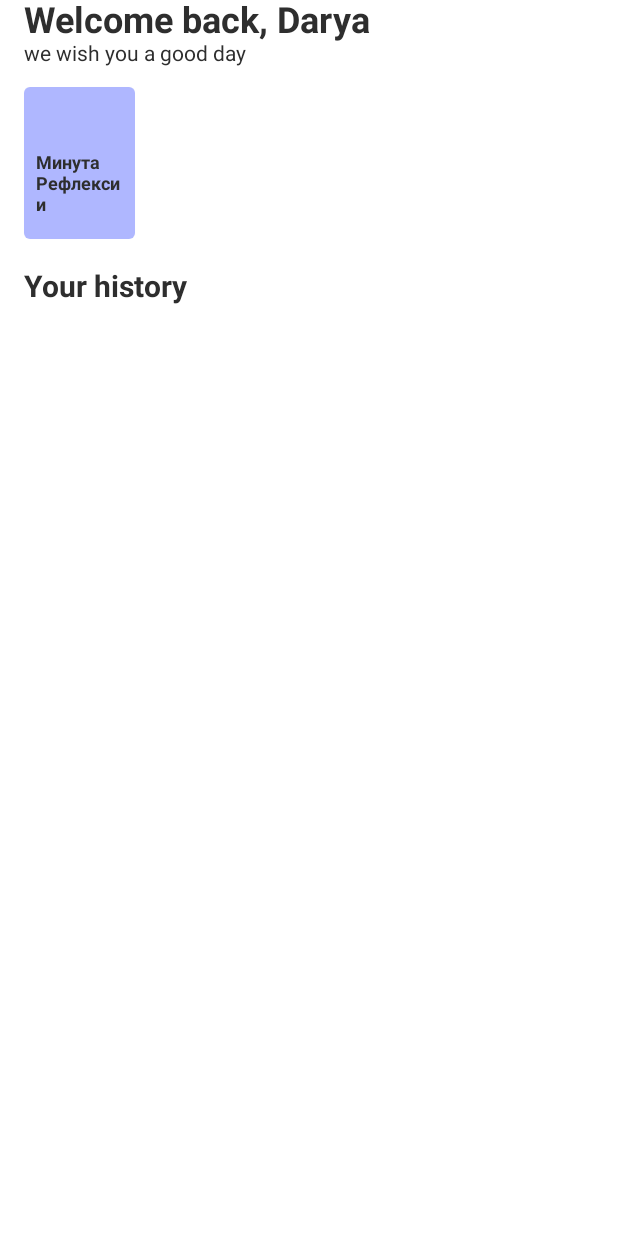
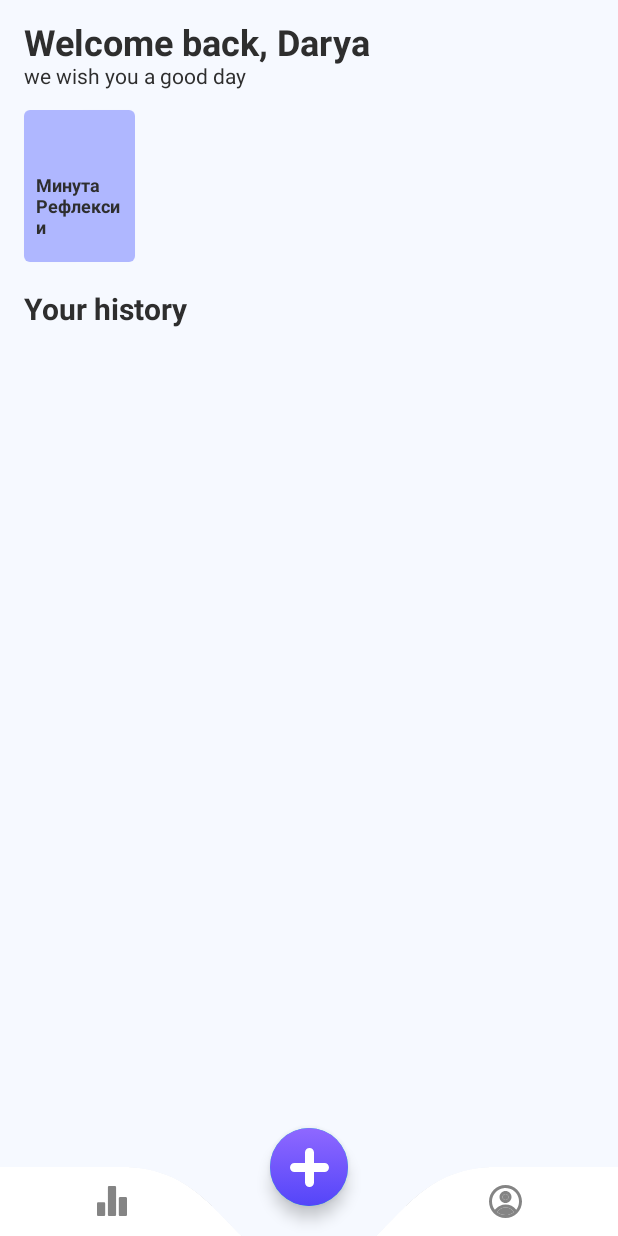
Before and after one commit to theuniking/TrueEmotions, an Android app built with Jetpack Compose: the @Preview function HomeContentPreview, on a phone screen of 412 x 824 dp. Run offline under Robolectric (Android 15) with nearby library versions, the phone set to English and light mode, and no system bars.

Commit message:
BottomNavigationImplemented

```diff
--- a/features/home/src/main/kotlin/com/verome/emotions/home/presentation/home/HomeContent.kt
+++ b/features/home/src/main/kotlin/com/verome/emotions/home/presentation/home/HomeContent.kt
@@ -1,7 +1,7 @@
 package com.verome.emotions.home.presentation.home
 
-import androidx.compose.foundation.clickable
 import androidx.compose.foundation.layout.Column
+import androidx.compose.foundation.layout.Row
 import androidx.compose.foundation.layout.Spacer
 import androidx.compose.foundation.layout.height
 import androidx.compose.foundation.layout.padding
@@ -9,31 +9,96 @@ import androidx.compose.foundation.layout.width
 import androidx.compose.foundation.lazy.LazyColumn
 import androidx.compose.foundation.lazy.LazyRow
 import androidx.compose.foundation.lazy.items
+import androidx.compose.material.BottomAppBar
+import androidx.compose.material.BottomNavigationItem
+import androidx.compose.material.FabPosition
+import androidx.compose.material.Icon
 import androidx.compose.material.MaterialTheme
+import androidx.compose.material.Scaffold
 import androidx.compose.material.Text
 import androidx.compose.runtime.Composable
 import androidx.compose.ui.Modifier
+import androidx.compose.ui.draw.clip
+import androidx.compose.ui.graphics.vector.ImageVector
+import androidx.compose.ui.res.vectorResource
 import androidx.compose.ui.tooling.preview.Preview
 import androidx.compose.ui.unit.dp
+import com.verome.core.ui.extension.defaultShadow
 import com.verome.core.ui.theme.AppTheme
 import com.verome.core.ui.theme.additionalColors
 import com.verome.core.ui.theme.bold
+import com.verome.core.ui.widgets.button.action.floating.DefaultFloatingActionButton
 import com.verome.core.ui.widgets.cards.ActionCard
 import com.verome.core.ui.widgets.cards.EmotionCard
+import com.verome.emotions.home.presentation.home.navigation.bottom.BottomNavShape
+import com.verome.home.R
 
 @Composable
 internal fun HomeContent(
     uiState: HomeUiState,
     controller: HomeController,
 ) {
-    LazyColumn {
+    Scaffold(
+        backgroundColor = MaterialTheme.additionalColors.background,
+        bottomBar = {
+            BottomAppBar(
+                modifier = Modifier
+                    .clip(BottomNavShape())
+                    .defaultShadow(BottomNavShape())
+                    .height(46.dp),
+                backgroundColor = MaterialTheme.additionalColors.coreWhite,
+                contentColor = MaterialTheme.additionalColors.primaryIcon,
+            ) {
+                // todo: fix
+                BottomNavigationItem(
+                    selected = false,
+                    onClick = controller::onTrackerClick,
+                    icon = {
+                        Row {
+                            Spacer(modifier = Modifier.weight(1f))
+                            Icon(
+                                imageVector = ImageVector.vectorResource(id = R.drawable.ic_tracker),
+                                contentDescription = null,
+                                tint = MaterialTheme.additionalColors.primaryIcon,
+                            )
+                            Spacer(modifier = Modifier.weight(2f))
+                        }
+                    },
+                )
+                BottomNavigationItem(
+                    selected = false,
+                    onClick = controller::onProfileClick,
+                    icon = {
+                        Row {
+                            Spacer(modifier = Modifier.weight(2f))
+                            Icon(
+                                imageVector = ImageVector.vectorResource(id = R.drawable.ic_profile),
+                                contentDescription = null,
+                                tint = MaterialTheme.additionalColors.primaryIcon,
+                            )
+                            Spacer(modifier = Modifier.weight(1f))
+                        }
+                    },
+                )
+            }
+        },
+        floatingActionButtonPosition = FabPosition.Center,
+        isFloatingActionButtonDocked = true,
+        floatingActionButton = {
+            DefaultFloatingActionButton(
+                onClick = controller::onNewEmotionClick,
+            )
+        },
+    ) { paddingValues ->
+        LazyColumn(
+            contentPadding = paddingValues,
+        ) {
             item {
                 Column(
                     modifier = Modifier
-                    .padding(horizontal = 16.dp)
-                    // todo: remove
-                    .clickable { controller.onNewEmotionClick() },
+                        .padding(horizontal = 16.dp),
                 ) {
+                    Spacer(modifier = Modifier.height(15.dp))
                     Text(
                         text = "Welcome back, Darya",
                         style = MaterialTheme.typography.h2.bold(),
@@ -75,6 +140,7 @@ internal fun HomeContent(
             }
         }
     }
+}
 
 @Preview(showSystemUi = true)
 @Composable
@@ -85,6 +151,7 @@ internal fun HomeContentPreview() {
             override fun initEmotionHistory() = Unit
             override fun onProfileClick() = Unit
             override fun onNewEmotionClick() = Unit
+            override fun onTrackerClick() = Unit
         }
         HomeContent(uiState = HomeUiState(), controller = FakeHomeController())
     }
--- a/features/home/src/main/kotlin/com/verome/emotions/home/presentation/home/HomeController.kt
+++ b/features/home/src/main/kotlin/com/verome/emotions/home/presentation/home/HomeController.kt
@@ -8,4 +8,5 @@ internal interface HomeController {
     fun initEmotionHistory()
     fun onProfileClick()
     fun onNewEmotionClick()
+    fun onTrackerClick()
 }
--- a/features/home/src/main/kotlin/com/verome/emotions/home/presentation/home/HomeViewModel.kt
+++ b/features/home/src/main/kotlin/com/verome/emotions/home/presentation/home/HomeViewModel.kt
@@ -63,4 +63,12 @@ class HomeViewModel @Inject constructor(
             ),
         )
     }
+
+    override fun onTrackerClick() {
+        sendEvent(
+            OpenBottomSheetEvent(
+                Screen.BottomSheetScreen.Profile,
+            ),
+        )
+    }
 }
--- /dev/null
+++ b/features/home/src/main/kotlin/com/verome/emotions/home/presentation/home/navigation/bottom/BottomNavShape.kt
@@ -0,0 +1,104 @@
+package com.verome.emotions.home.presentation.home.navigation.bottom
+
+import android.graphics.PointF
+import androidx.compose.ui.geometry.Size
+import androidx.compose.ui.graphics.Outline
+import androidx.compose.ui.graphics.Path
+import androidx.compose.ui.graphics.Shape
+import androidx.compose.ui.unit.Density
+import androidx.compose.ui.unit.LayoutDirection
+
+private const val CURVE_CIRCLE_RADIUS = 80f
+
+// the coordinates of the first curve
+private val mFirstCurveStartPoint = PointF()
+private val mFirstCurveControlPoint1 = PointF()
+private val mFirstCurveControlPoint2 = PointF()
+private val mFirstCurveEndPoint = PointF()
+
+private val mSecondCurveControlPoint1 = PointF()
+private val mSecondCurveControlPoint2 = PointF()
+private var mSecondCurveStartPoint = PointF()
+private var mSecondCurveEndPoint = PointF()
+
+class BottomNavShape : Shape {
+
+    override fun createOutline(
+        size: Size,
+        layoutDirection: LayoutDirection,
+        density: Density,
+    ): Outline {
+        return Outline.Generic(
+            path = Path().apply {
+                // get width and height of navigation bar
+                // Navigation bar bounds (width & height)
+                // the coordinates (x,y) of the start point before curve
+                mFirstCurveStartPoint.set(
+                    (size.width / 2) - (CURVE_CIRCLE_RADIUS * 2) - (CURVE_CIRCLE_RADIUS / 3),
+                    0f,
+                )
+                // the coordinates (x,y) of the end point after curve
+                mFirstCurveEndPoint.set(
+                    size.width / 2,
+                    CURVE_CIRCLE_RADIUS + (CURVE_CIRCLE_RADIUS / 4),
+                )
+                // same thing for the second curve
+                mSecondCurveStartPoint = mFirstCurveEndPoint
+                mSecondCurveEndPoint.set(
+                    (size.width / 2) + (CURVE_CIRCLE_RADIUS * 2) + (CURVE_CIRCLE_RADIUS / 3),
+                    0f,
+                )
+
+                // the coordinates (x,y)  of the 1st control point on a cubic curve
+                mFirstCurveControlPoint1.set(
+                    mFirstCurveStartPoint.x + CURVE_CIRCLE_RADIUS + (CURVE_CIRCLE_RADIUS / 4),
+                    mFirstCurveStartPoint.y,
+                )
+                // the coordinates (x,y)  of the 2nd control point on a cubic curve
+                mFirstCurveControlPoint2.set(
+                    mFirstCurveEndPoint.x - (CURVE_CIRCLE_RADIUS * 2) + CURVE_CIRCLE_RADIUS,
+                    mFirstCurveEndPoint.y,
+                )
+
+                mSecondCurveControlPoint1.set(
+                    mSecondCurveStartPoint.x + (CURVE_CIRCLE_RADIUS * 2) - CURVE_CIRCLE_RADIUS,
+                    mSecondCurveStartPoint.y,
+                )
+                mSecondCurveControlPoint2.set(
+                    mSecondCurveEndPoint.x - (CURVE_CIRCLE_RADIUS + (CURVE_CIRCLE_RADIUS / 4)),
+                    mSecondCurveEndPoint.y,
+                )
+
+                reset()
+                moveTo(0f, 0f)
+                lineTo(
+                    mFirstCurveStartPoint.x,
+                    mFirstCurveStartPoint.y,
+                )
+
+                cubicTo(
+                    mFirstCurveControlPoint1.x,
+                    mFirstCurveControlPoint1.y,
+                    mFirstCurveControlPoint2.x,
+                    mFirstCurveControlPoint2.y,
+                    mFirstCurveEndPoint.x,
+                    mFirstCurveEndPoint.y,
+                )
+
+                cubicTo(
+                    mSecondCurveControlPoint1.x,
+                    mSecondCurveControlPoint1.y,
+                    mSecondCurveControlPoint2.x,
+                    mSecondCurveControlPoint2.y,
+                    mSecondCurveEndPoint.x,
+                    mSecondCurveEndPoint.y,
+                )
+
+                lineTo(size.width, 0f)
+                lineTo(size.width, size.height)
+                lineTo(0f, size.height)
+                close()
+            },
+        )
+    }
+}
--- a/features/home/src/main/kotlin/com/verome/emotions/home/presentation/profile/ProfileContent.kt
+++ b/features/home/src/main/kotlin/com/verome/emotions/home/presentation/profile/ProfileContent.kt
@@ -4,7 +4,7 @@ import androidx.compose.foundation.clickable
 import androidx.compose.foundation.layout.Column
 import androidx.compose.foundation.layout.Row
 import androidx.compose.foundation.layout.Spacer
-import androidx.compose.foundation.layout.fillMaxSize
+import androidx.compose.foundation.layout.fillMaxWidth
 import androidx.compose.foundation.layout.height
 import androidx.compose.foundation.layout.heightIn
 import androidx.compose.foundation.layout.padding
@@ -37,7 +37,9 @@ internal fun ProfileContent(
     controller: ProfileController,
 ) {
     Column(
-        modifier = Modifier.fillMaxSize(),
+        modifier = Modifier
+            .fillMaxWidth()
+            .heightIn(min = 550.dp, max = 550.dp),
     ) {
         BottomSheetToolbar(
             title = "Profile".toVmResStr(),
--- /dev/null
+++ b/features/home/src/main/kotlin/com/verome/emotions/home/presentation/tracker/TrackerController.kt
@@ -0,0 +1,9 @@
+package com.verome.emotions.home.presentation.tracker
+
+import androidx.compose.runtime.Stable
+
+@Stable
+internal interface TrackerController {
+    fun onDateRangeChanged()
+    fun onBackClick()
+}
--- /dev/null
+++ b/features/home/src/main/kotlin/com/verome/emotions/home/presentation/tracker/TrackerUiState.kt
@@ -0,0 +1,9 @@
+package com.verome.emotions.home.presentation.tracker
+
+import androidx.compose.runtime.Stable
+
+@Stable
+internal data class TrackerUiState(
+    val dateRange: Any? = null,
+    val dailyAverage: Int? = null,
+)
--- /dev/null
+++ b/lib/ui/src/main/kotlin/com/verome/core/ui/widgets/button/action/floating/DefaultFloatingActionButton.kt
@@ -0,0 +1,72 @@
+package com.verome.core.ui.widgets.button.action.floating
+
+import androidx.compose.foundation.background
+import androidx.compose.foundation.layout.Box
+import androidx.compose.foundation.layout.fillMaxSize
+import androidx.compose.foundation.layout.size
+import androidx.compose.foundation.shape.CircleShape
+import androidx.compose.material.FloatingActionButton
+import androidx.compose.material.Icon
+import androidx.compose.material.MaterialTheme
+import androidx.compose.material.MaterialTheme.colors
+import androidx.compose.runtime.Composable
+import androidx.compose.ui.Alignment
+import androidx.compose.ui.Modifier
+import androidx.compose.ui.graphics.Brush
+import androidx.compose.ui.graphics.Color
+import androidx.compose.ui.graphics.Shape
+import androidx.compose.ui.graphics.vector.ImageVector
+import androidx.compose.ui.res.vectorResource
+import androidx.compose.ui.tooling.preview.Preview
+import androidx.compose.ui.unit.dp
+import com.verome.core.ui.R
+import com.verome.core.ui.theme.AppTheme
+import com.verome.core.ui.theme.additionalColors
+
+@Composable
+fun DefaultFloatingActionButton(
+    modifier: Modifier = Modifier,
+    onClick: () -> Unit,
+    icon: ImageVector = ImageVector.vectorResource(R.drawable.ic_add),
+    shape: Shape = CircleShape,
+    contentColor: Color = MaterialTheme.additionalColors.coreWhite,
+) {
+    FloatingActionButton(
+        onClick = onClick,
+        shape = shape,
+        modifier = Modifier
+            .size(52.dp),
+    ) {
+        Box(
+            modifier = Modifier
+                .background(
+                    Brush.verticalGradient(
+                        colors = listOf(
+                            MaterialTheme.additionalColors.coreGradientFirst,
+                            MaterialTheme.additionalColors.coreGradientSecond,
+                        ),
+                    ),
+                )
+                .fillMaxSize()
+                .then(modifier),
+            contentAlignment = Alignment.Center,
+        ) {
+            Icon(
+                imageVector = icon,
+                contentDescription = null,
+                modifier = Modifier.size(26.dp),
+                tint = contentColor,
+            )
+        }
+    }
+}
+
+@Preview
+@Composable
+private fun DefaultFloatingActionButtonPreview() {
+    AppTheme {
+        DefaultFloatingActionButton(
+            onClick = {},
+        )
+    }
+}
--- /dev/null
+++ b/lib/ui/src/main/res/drawable/ic_add.xml
@@ -0,0 +1,10 @@
+<vector xmlns:android="http://schemas.android.com/apk/res/android"
+    android:width="26dp"
+    android:height="26dp"
+    android:viewportWidth="26"
+    android:viewportHeight="26">
+  <path
+      android:pathData="M13,0C11.343,0 10,1.343 10,3V10H3C1.343,10 0,11.343 0,13C0,14.657 1.343,16 3,16H10V23C10,24.657 11.343,26 13,26C14.657,26 16,24.657 16,23V16H23C24.657,16 26,14.657 26,13C26,11.343 24.657,10 23,10H16V3C16,1.343 14.657,0 13,0Z"
+      android:fillColor="#ffffff"
+      android:fillType="evenOdd"/>
+</vector>
```
Lines whose indentation alone changed are shown as unchanged.
